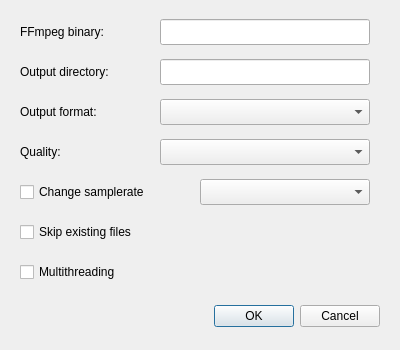
Old version of the form src/settingsdialog.ui in the repository Bleuzen/FFaudioConverter.
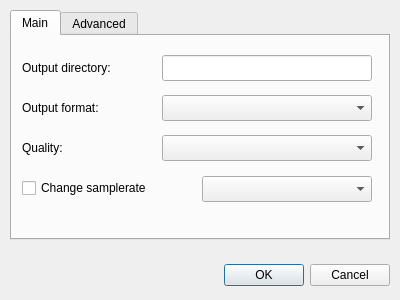
New version of the form.

Commit message: new settings window (with tabs)

```diff
--- a/src/settingsdialog.ui
+++ b/src/settingsdialog.ui
@@ -7,7 +7,7 @@
     <x>0</x>
     <y>0</y>
     <width>400</width>
-    <height>350</height>
+    <height>300</height>
    </rect>
   </property>
   <property name="windowTitle">
@@ -16,10 +16,10 @@
   <widget class="QDialogButtonBox" name="buttonBox">
    <property name="geometry">
     <rect>
-     <x>40</x>
-     <y>300</y>
-     <width>340</width>
-     <height>32</height>
+     <x>10</x>
+     <y>260</y>
+     <width>380</width>
+     <height>30</height>
     </rect>
    </property>
    <property name="orientation">
@@ -29,11 +29,50 @@
     <set>QDialogButtonBox::Cancel|QDialogButtonBox::Ok</set>
    </property>
   </widget>
+  <widget class="QTabWidget" name="tabWidget">
+   <property name="geometry">
+    <rect>
+     <x>10</x>
+     <y>10</y>
+     <width>380</width>
+     <height>230</height>
+    </rect>
+   </property>
+   <property name="currentIndex">
+    <number>0</number>
+   </property>
+   <widget class="QWidget" name="tab_Main">
+    <attribute name="title">
+     <string>Main</string>
+    </attribute>
+    <widget class="QLabel" name="label_2">
+     <property name="geometry">
+      <rect>
+       <x>10</x>
+       <y>20</y>
+       <width>130</width>
+       <height>24</height>
+      </rect>
+     </property>
+     <property name="text">
+      <string>Output directory:</string>
+     </property>
+    </widget>
+    <widget class="QLineEdit" name="lineEdit_OutputDirectory">
+     <property name="geometry">
+      <rect>
+       <x>150</x>
+       <y>19</y>
+       <width>210</width>
+       <height>26</height>
+      </rect>
+     </property>
+    </widget>
   <widget class="QLabel" name="label">
    <property name="geometry">
     <rect>
-     <x>20</x>
-     <y>100</y>
+       <x>10</x>
+       <y>60</y>
      <width>130</width>
      <height>24</height>
     </rect>
@@ -45,7 +84,30 @@
   <widget class="QComboBox" name="comboBox_OutputFormat">
    <property name="geometry">
     <rect>
-     <x>160</x>
+       <x>150</x>
+       <y>59</y>
+       <width>210</width>
+       <height>26</height>
+      </rect>
+     </property>
+    </widget>
+    <widget class="QLabel" name="label_4">
+     <property name="geometry">
+      <rect>
+       <x>10</x>
+       <y>100</y>
+       <width>130</width>
+       <height>24</height>
+      </rect>
+     </property>
+     <property name="text">
+      <string>Quality:</string>
+     </property>
+    </widget>
+    <widget class="QComboBox" name="comboBox_Quality">
+     <property name="geometry">
+      <rect>
+       <x>150</x>
      <y>99</y>
      <width>210</width>
      <height>26</height>
@@ -55,8 +117,8 @@
   <widget class="QCheckBox" name="checkBox_ChangeSamplerate">
    <property name="geometry">
     <rect>
-     <x>20</x>
-     <y>180</y>
+       <x>10</x>
+       <y>140</y>
      <width>170</width>
      <height>24</height>
     </rect>
@@ -68,49 +130,25 @@
     <string>Change samplerate</string>
    </property>
   </widget>
-  <widget class="QCheckBox" name="checkBox_Multithreading">
+    <widget class="QComboBox" name="comboBox_OutputSamplerate">
    <property name="geometry">
     <rect>
-     <x>20</x>
-     <y>260</y>
-     <width>350</width>
-     <height>24</height>
-    </rect>
-   </property>
-   <property name="toolTip">
-    <string>Use all available CPU cores to convert multiple files at the same time.</string>
-   </property>
-   <property name="text">
-    <string>Multithreading</string>
-   </property>
-  </widget>
-  <widget class="QLabel" name="label_2">
-   <property name="geometry">
-    <rect>
-     <x>20</x>
-     <y>60</y>
-     <width>130</width>
-     <height>24</height>
-    </rect>
-   </property>
-   <property name="text">
-    <string>Output directory:</string>
-   </property>
-  </widget>
-  <widget class="QLineEdit" name="lineEdit_OutputDirectory">
-   <property name="geometry">
-    <rect>
-     <x>160</x>
-     <y>59</y>
-     <width>210</width>
+       <x>190</x>
+       <y>140</y>
+       <width>170</width>
      <height>26</height>
     </rect>
    </property>
   </widget>
+   </widget>
+   <widget class="QWidget" name="tab_Advanced">
+    <attribute name="title">
+     <string>Advanced</string>
+    </attribute>
   <widget class="QLabel" name="label_3">
    <property name="geometry">
     <rect>
-     <x>20</x>
+       <x>10</x>
      <y>20</y>
      <width>130</width>
      <height>24</height>
@@ -123,7 +161,7 @@
   <widget class="QLineEdit" name="lineEdit_FFmpegBinary">
    <property name="geometry">
     <rect>
-     <x>160</x>
+       <x>150</x>
      <y>19</y>
      <width>210</width>
      <height>26</height>
@@ -133,8 +171,8 @@
   <widget class="QCheckBox" name="checkBox_SkipExistingFiles">
    <property name="geometry">
     <rect>
-     <x>20</x>
-     <y>220</y>
+       <x>10</x>
+       <y>60</y>
      <width>350</width>
      <height>24</height>
     </rect>
@@ -147,38 +185,20 @@
     <string>Skip existing files</string>
    </property>
   </widget>
-  <widget class="QComboBox" name="comboBox_OutputSamplerate">
+    <widget class="QCheckBox" name="checkBox_Multithreading">
    <property name="geometry">
     <rect>
-     <x>200</x>
-     <y>179</y>
-     <width>170</width>
-     <height>26</height>
-    </rect>
-   </property>
-  </widget>
-  <widget class="QLabel" name="label_4">
-   <property name="geometry">
-    <rect>
-     <x>20</x>
-     <y>140</y>
-     <width>130</width>
+       <x>10</x>
+       <y>100</y>
+       <width>350</width>
      <height>24</height>
     </rect>
    </property>
    <property name="text">
-    <string>Quality:</string>
-   </property>
-  </widget>
-  <widget class="QComboBox" name="comboBox_Quality">
-   <property name="geometry">
-    <rect>
-     <x>160</x>
-     <y>139</y>
-     <width>210</width>
-     <height>26</height>
-    </rect>
-   </property>
+      <string>Multithreading</string>
+     </property>
+    </widget>
+   </widget>
   </widget>
  </widget>
  <resources/>
```
Left out of the diff: 3 changed lines with no effect on the pictures. Lines whose indentation alone changed are shown as unchanged.
